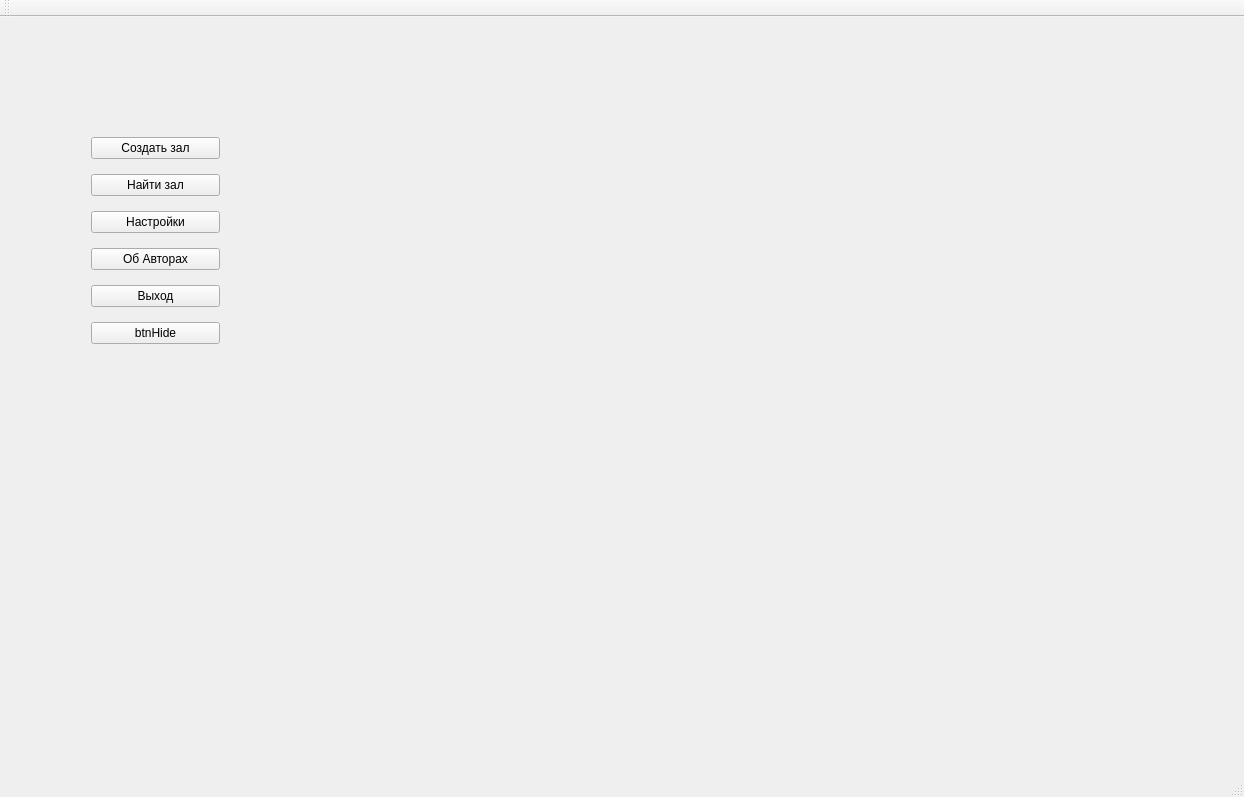
dsbabkov/Nayda, file Nayda/main_application.ui: the form before one commit.
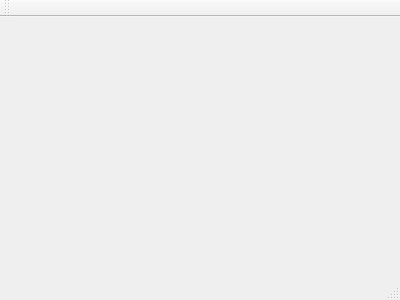
The form after the commit.

Commit message: Rebuild the work-tree -Two Main Windows added -Structure Formed -GUIs selected -connections temporary deleted, to restore them in next revision -Pay attention to object name in .ui while connecting to your own class!

The edit to the form file:
```diff
--- a/Nayda/main_application.ui
+++ b/Nayda/main_application.ui
@@ -1,106 +1,25 @@
 <?xml version="1.0" encoding="UTF-8"?>
 <ui version="4.0">
  <class>Main_Application</class>
- <widget class="QMainWindow" name="Main_Application">
-  <property name="geometry">
+ <widget class="QMainWindow" name="Main_Application" >
+  <property name="geometry" >
    <rect>
     <x>0</x>
     <y>0</y>
-    <width>1244</width>
-    <height>797</height>
+    <width>400</width>
+    <height>300</height>
    </rect>
   </property>
   <property name="windowTitle">
    <string>Main_Application</string>
   </property>
-  <widget class="QWidget" name="centralWidget">
-   <widget class="QWidget" name="gridLayoutWidget">
-    <property name="geometry">
-     <rect>
-      <x>80</x>
-      <y>100</y>
-      <width>151</width>
-      <height>251</height>
-     </rect>
-    </property>
-    <layout class="QGridLayout" name="gridLayout">
-     <item row="2" column="0">
-      <widget class="QPushButton" name="Settings">
-       <property name="text">
-        <string>Настройки</string>
-       </property>
-      </widget>
-     </item>
-     <item row="0" column="0">
-      <widget class="QPushButton" name="Create_Lobby">
-       <property name="text">
-        <string>Создать зал</string>
-       </property>
-      </widget>
-     </item>
-     <item row="3" column="0">
-      <widget class="QPushButton" name="About_Authors">
-       <property name="text">
-        <string>Об Авторах</string>
-       </property>
-      </widget>
-     </item>
-     <item row="1" column="0">
-      <widget class="QPushButton" name="Find_Lobby">
-       <property name="text">
-        <string>Найти зал</string>
-       </property>
-      </widget>
-     </item>
-     <item row="5" column="0">
-      <widget class="QPushButton" name="btnHide">
-       <property name="text">
-        <string>btnHide</string>
-       </property>
-      </widget>
-     </item>
-     <item row="4" column="0">
-      <widget class="QPushButton" name="pushButton">
-       <property name="text">
-        <string>Выход</string>
-       </property>
-      </widget>
-     </item>
-    </layout>
-   </widget>
-   <widget class="QWidget" name="gridLayoutWidget_2">
-    <property name="geometry">
-     <rect>
-      <x>250</x>
-      <y>100</y>
-      <width>301</width>
-      <height>251</height>
-     </rect>
-    </property>
-    <layout class="QGridLayout" name="gridLayout_2"/>
-   </widget>
-  </widget>
-  <widget class="QMenuBar" name="menuBar">
-   <property name="geometry">
-    <rect>
-     <x>0</x>
-     <y>0</y>
-     <width>1244</width>
-     <height>22</height>
-    </rect>
-   </property>
-  </widget>
-  <widget class="QToolBar" name="mainToolBar">
-   <attribute name="toolBarArea">
-    <enum>TopToolBarArea</enum>
-   </attribute>
-   <attribute name="toolBarBreak">
-    <bool>false</bool>
-   </attribute>
-  </widget>
-  <widget class="QStatusBar" name="statusBar"/>
+  <widget class="QMenuBar" name="menuBar" />
+  <widget class="QToolBar" name="mainToolBar" />
+  <widget class="QWidget" name="centralWidget" />
+  <widget class="QStatusBar" name="statusBar" />
  </widget>
- <layoutdefault spacing="6" margin="11"/>
+ <layoutDefault spacing="6" margin="11" />
+ <pixmapfunction></pixmapfunction>
  <resources/>
  <connections/>
 </ui>
```
Left out of the diff: 3 changed lines with no effect on the pictures. The commit also changes 156 other files.
